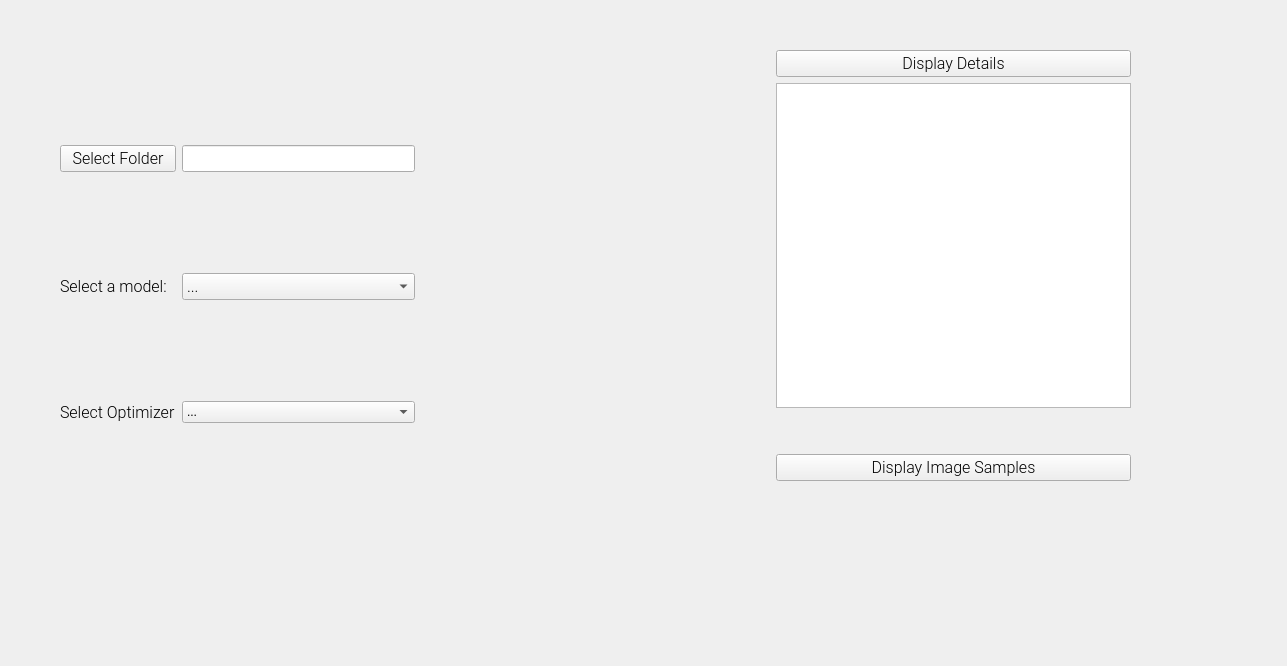
The window that gui/form.ui (bharathi-prasadd/no-code-ml) describes before a commit, drawn with Qt 5.
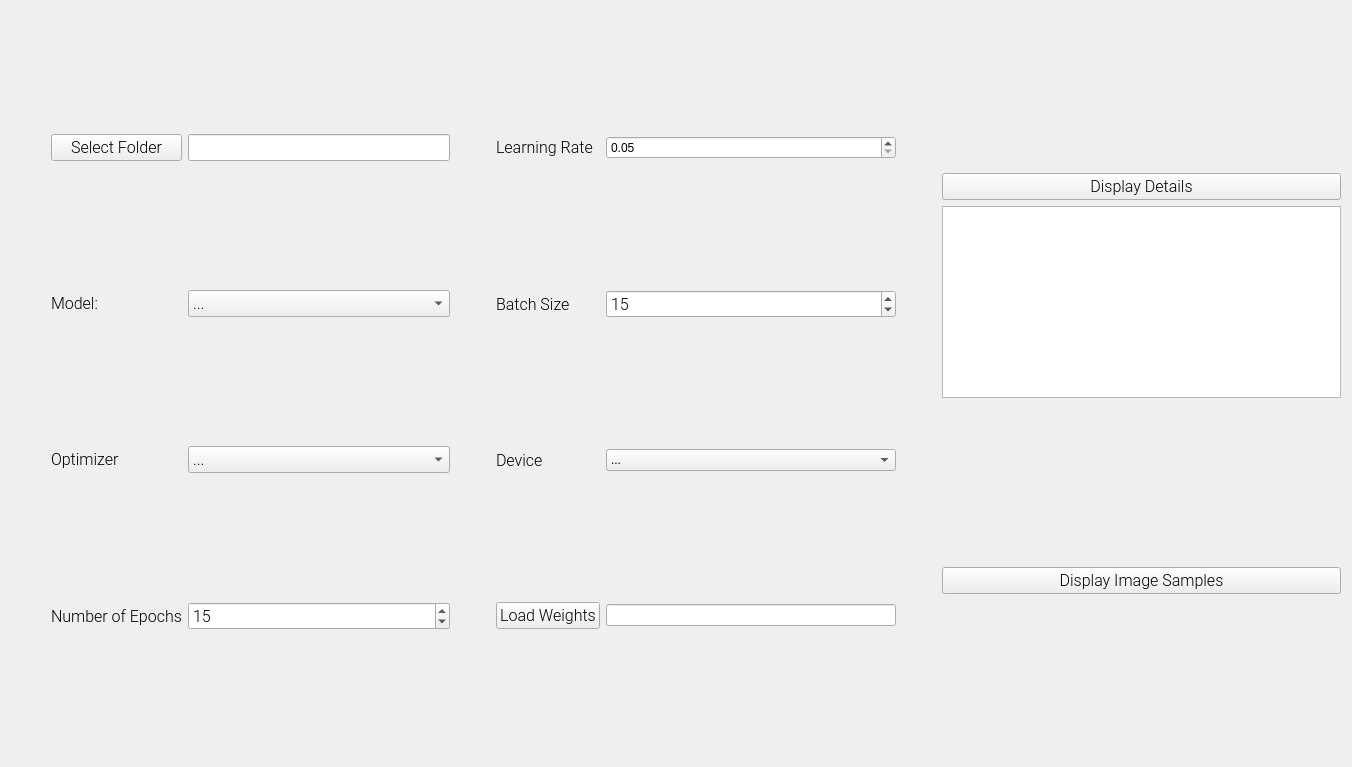
The same window after the commit.

Diff of the .ui file:
```diff
--- a/gui/form.ui
+++ b/gui/form.ui
@@ -6,44 +6,40 @@
    <rect>
     <x>0</x>
     <y>0</y>
-    <width>1287</width>
-    <height>666</height>
+    <width>1352</width>
+    <height>767</height>
    </rect>
   </property>
+  <property name="sizePolicy">
+   <sizepolicy hsizetype="Expanding" vsizetype="Preferred">
+    <horstretch>0</horstretch>
+    <verstretch>0</verstretch>
+   </sizepolicy>
+  </property>
   <property name="windowTitle">
    <string>Widget</string>
   </property>
   <property name="autoFillBackground">
    <bool>false</bool>
   </property>
-  <widget class="QWidget" name="gridLayoutWidget">
-   <property name="geometry">
-    <rect>
-     <x>60</x>
-     <y>50</y>
-     <width>1071</width>
-     <height>471</height>
-    </rect>
-   </property>
-   <layout class="QGridLayout" name="gridLayout">
-    <item row="0" column="0">
-     <layout class="QVBoxLayout" name="verticalLayout_2"/>
-    </item>
-    <item row="0" column="2">
-     <spacer name="horizontalSpacer">
+  <layout class="QVBoxLayout" name="verticalLayout_2">
+   <item>
+    <layout class="QGridLayout" name="gridLayout" columnstretch="0,1,0,1,0,1">
+     <item row="1" column="5">
+      <layout class="QVBoxLayout" name="verticalLayout" stretch="0,0,0,0,0,0">
+       <item>
+        <spacer name="verticalSpacer_2">
       <property name="orientation">
-       <enum>Qt::Horizontal</enum>
+          <enum>Qt::Vertical</enum>
       </property>
       <property name="sizeHint" stdset="0">
        <size>
-        <width>40</width>
-        <height>20</height>
+           <width>20</width>
+           <height>40</height>
        </size>
       </property>
      </spacer>
     </item>
-    <item row="0" column="3">
-     <layout class="QVBoxLayout" name="verticalLayout" stretch="0,2,0,0,0">
       <item>
        <widget class="QPushButton" name="pushButton_details">
         <property name="font">
@@ -59,6 +55,12 @@
       </item>
       <item>
        <widget class="QTextBrowser" name="textBrowser_details">
+         <property name="maximumSize">
+          <size>
+           <width>16777215</width>
+           <height>16777215</height>
+          </size>
+         </property>
         <property name="font">
          <font>
           <family>Source Code Pro</family>
@@ -110,46 +112,16 @@
       </item>
      </layout>
     </item>
-    <item row="0" column="1">
+     <item row="1" column="1">
      <layout class="QGridLayout" name="gridLayout_2">
-      <item row="0" column="0">
-       <widget class="QPushButton" name="pushButton_selectFolder">
-        <property name="font">
-         <font>
-          <family>Roboto Light</family>
-          <pointsize>12</pointsize>
-         </font>
-        </property>
-        <property name="text">
-         <string>Select Folder</string>
-        </property>
-       </widget>
-      </item>
-      <item row="0" column="1">
-       <widget class="QLineEdit" name="lineEdit_Path">
-        <property name="font">
-         <font>
-          <family>Roboto Light</family>
-          <pointsize>12</pointsize>
-         </font>
-        </property>
-       </widget>
-      </item>
-      <item row="1" column="0">
-       <widget class="QLabel" name="label_model">
-        <property name="font">
-         <font>
-          <family>Roboto Light</family>
-          <pointsize>12</pointsize>
-         </font>
-        </property>
-        <property name="text">
-         <string>Select a model:</string>
-        </property>
-       </widget>
-      </item>
-      <item row="1" column="1">
-       <widget class="QComboBox" name="comboBox">
+       <item row="1" column="2">
+        <widget class="QComboBox" name="comboBox_model">
+         <property name="sizePolicy">
+          <sizepolicy hsizetype="Minimum" vsizetype="Fixed">
+           <horstretch>0</horstretch>
+           <verstretch>0</verstretch>
+          </sizepolicy>
+         </property>
         <property name="font">
          <font>
           <family>Roboto Light</family>
@@ -183,8 +155,78 @@
         </item>
        </widget>
       </item>
-      <item row="2" column="1">
-       <widget class="QComboBox" name="comboBox_2">
+       <item row="3" column="1">
+        <widget class="QLabel" name="label">
+         <property name="font">
+          <font>
+           <family>Roboto Light</family>
+           <pointsize>12</pointsize>
+          </font>
+         </property>
+         <property name="text">
+          <string>Number of Epochs</string>
+         </property>
+        </widget>
+       </item>
+       <item row="0" column="2">
+        <widget class="QLineEdit" name="lineEdit_path">
+         <property name="sizePolicy">
+          <sizepolicy hsizetype="Expanding" vsizetype="Fixed">
+           <horstretch>0</horstretch>
+           <verstretch>0</verstretch>
+          </sizepolicy>
+         </property>
+         <property name="font">
+          <font>
+           <family>Roboto Light</family>
+           <pointsize>12</pointsize>
+          </font>
+         </property>
+         <property name="whatsThis">
+          <string>Select folder containing images. Expected Format:</string>
+         </property>
+        </widget>
+       </item>
+       <item row="1" column="1">
+        <widget class="QLabel" name="label_model">
+         <property name="font">
+          <font>
+           <family>Roboto Light</family>
+           <pointsize>12</pointsize>
+          </font>
+         </property>
+         <property name="text">
+          <string>Model:</string>
+         </property>
+        </widget>
+       </item>
+       <item row="3" column="2">
+        <widget class="QSpinBox" name="spinBox">
+         <property name="font">
+          <font>
+           <family>Roboto Light</family>
+           <pointsize>12</pointsize>
+          </font>
+         </property>
+         <property name="minimum">
+          <number>1</number>
+         </property>
+         <property name="maximum">
+          <number>10000</number>
+         </property>
+         <property name="value">
+          <number>15</number>
+         </property>
+        </widget>
+       </item>
+       <item row="2" column="2">
+        <widget class="QComboBox" name="comboBox_optimizer">
+         <property name="font">
+          <font>
+           <family>Roboto Light</family>
+           <pointsize>12</pointsize>
+          </font>
+         </property>
         <item>
          <property name="text">
           <string>...</string>
@@ -202,8 +244,8 @@
         </item>
        </widget>
       </item>
-      <item row="2" column="0">
-       <widget class="QLabel" name="label">
+       <item row="2" column="1">
+        <widget class="QLabel" name="label_optimizer">
         <property name="font">
          <font>
           <family>Roboto Light</family>
@@ -211,17 +253,187 @@
          </font>
         </property>
         <property name="text">
-         <string>Select Optimizer</string>
+          <string>Optimizer</string>
         </property>
         <property name="textFormat">
          <enum>Qt::PlainText</enum>
         </property>
        </widget>
       </item>
-     </layout>
-    </item>
-   </layout>
-  </widget>
+       <item row="0" column="1">
+        <widget class="QPushButton" name="pushButton_selectFolder">
+         <property name="font">
+          <font>
+           <family>Roboto Light</family>
+           <pointsize>12</pointsize>
+          </font>
+         </property>
+         <property name="text">
+          <string>Select Folder</string>
+         </property>
+        </widget>
+       </item>
+      </layout>
+     </item>
+     <item row="1" column="2">
+      <spacer name="horizontalSpacer_3">
+       <property name="orientation">
+        <enum>Qt::Horizontal</enum>
+       </property>
+       <property name="sizeHint" stdset="0">
+        <size>
+         <width>40</width>
+         <height>20</height>
+        </size>
+       </property>
+      </spacer>
+     </item>
+     <item row="1" column="3">
+      <layout class="QGridLayout" name="gridLayout_3">
+       <item row="3" column="2">
+        <widget class="QLineEdit" name="lineEdit_weights">
+         <property name="sizePolicy">
+          <sizepolicy hsizetype="Expanding" vsizetype="Fixed">
+           <horstretch>3</horstretch>
+           <verstretch>0</verstretch>
+          </sizepolicy>
+         </property>
+        </widget>
+       </item>
+       <item row="2" column="1">
+        <widget class="QLabel" name="label_device">
+         <property name="font">
+          <font>
+           <family>Roboto Light</family>
+           <pointsize>12</pointsize>
+          </font>
+         </property>
+         <property name="text">
+          <string>Device</string>
+         </property>
+         <property name="textFormat">
+          <enum>Qt::PlainText</enum>
+         </property>
+        </widget>
+       </item>
+       <item row="1" column="1">
+        <widget class="QLabel" name="label_batch">
+         <property name="font">
+          <font>
+           <family>Roboto Light</family>
+           <pointsize>12</pointsize>
+          </font>
+         </property>
+         <property name="text">
+          <string>Batch Size</string>
+         </property>
+        </widget>
+       </item>
+       <item row="3" column="1">
+        <widget class="QPushButton" name="pushButton_weights">
+         <property name="font">
+          <font>
+           <family>Roboto Light</family>
+           <pointsize>12</pointsize>
+          </font>
+         </property>
+         <property name="text">
+          <string>Load Weights</string>
+         </property>
+        </widget>
+       </item>
+       <item row="0" column="2">
+        <widget class="QDoubleSpinBox" name="doubleSpinBox">
+         <property name="minimum">
+          <double>0.050000000000000</double>
+         </property>
+         <property name="singleStep">
+          <double>0.050000000000000</double>
+         </property>
+        </widget>
+       </item>
+       <item row="2" column="2">
+        <widget class="QComboBox" name="comboBox_device">
+         <item>
+          <property name="text">
+           <string>...</string>
+          </property>
+         </item>
+         <item>
+          <property name="text">
+           <string>CPU</string>
+          </property>
+         </item>
+         <item>
+          <property name="text">
+           <string>GPU</string>
+          </property>
+         </item>
+        </widget>
+       </item>
+       <item row="1" column="2">
+        <widget class="QSpinBox" name="spinBox_3">
+         <property name="font">
+          <font>
+           <family>Roboto Light</family>
+           <pointsize>12</pointsize>
+          </font>
+         </property>
+         <property name="minimum">
+          <number>1</number>
+         </property>
+         <property name="maximum">
+          <number>10000</number>
+         </property>
+         <property name="value">
+          <number>15</number>
+         </property>
+        </widget>
+       </item>
+       <item row="0" column="1">
+        <widget class="QLabel" name="label_lr">
+         <property name="font">
+          <font>
+           <family>Roboto Light</family>
+           <pointsize>12</pointsize>
+          </font>
+         </property>
+         <property name="text">
+          <string>Learning Rate</string>
+         </property>
+        </widget>
+       </item>
+      </layout>
+     </item>
+     <item row="1" column="4">
+      <spacer name="horizontalSpacer_2">
+       <property name="orientation">
+        <enum>Qt::Horizontal</enum>
+       </property>
+       <property name="sizeHint" stdset="0">
+        <size>
+         <width>40</width>
+         <height>20</height>
+        </size>
+       </property>
+      </spacer>
+     </item>
+     <item row="1" column="0">
+      <spacer name="horizontalSpacer">
+       <property name="orientation">
+        <enum>Qt::Horizontal</enum>
+       </property>
+       <property name="sizeHint" stdset="0">
+        <size>
+         <width>40</width>
+         <height>20</height>
+        </size>
+       </property>
+      </spacer>
+     </item>
+    </layout>
+   </item>
+  </layout>
  </widget>
  <resources/>
  <connections/>
```
Lines whose indentation alone changed are shown as unchanged.
